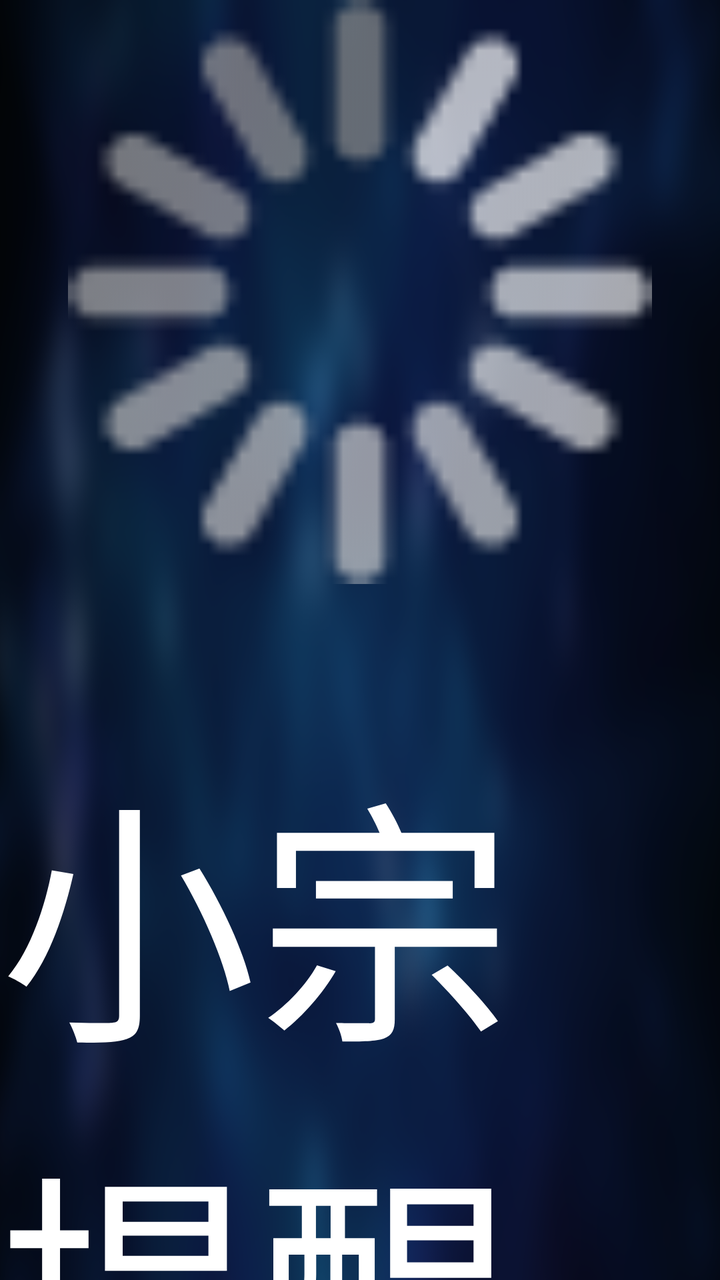
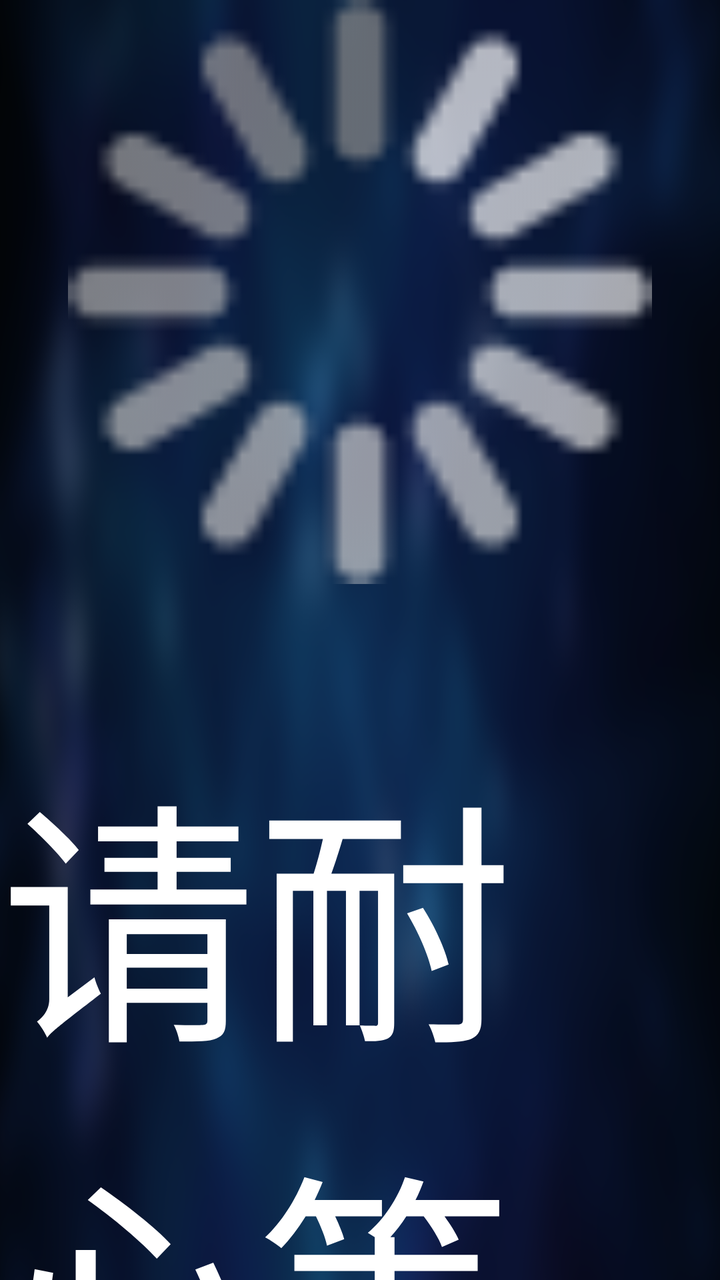

Two renders of the same Android screen: before a commit and after it. Below are the layout's source before the change and the commit's diff.
<!-- AndroidManifest.xml: application theme AppTheme.NoActionBar -->
<!-- res/layout/loadsir_loading_layout.xml -->
<?xml version="1.0" encoding="utf-8"?>
<FrameLayout xmlns:android="http://schemas.android.com/apk/res/android"
    android:layout_width="match_parent"
    android:layout_height="match_parent">

    <LinearLayout
        android:layout_width="wrap_content"
        android:layout_height="wrap_content"
        android:layout_gravity="center"
        android:gravity="center"
        android:orientation="vertical">

        <ProgressBar
            android:layout_width="@dimen/vs_50"
            android:layout_height="@dimen/vs_50"
            android:indeterminateBehavior="repeat"
            android:indeterminateDrawable="@drawable/anim_loading"
            android:indeterminateOnly="true" />

        <TextView
            android:layout_width="wrap_content"
            android:layout_height="wrap_content"
            android:layout_marginTop="@dimen/vs_12"
            android:text="小宗提醒你耐心等待…"
            android:textColor="@color/color_FFFFFF"
            android:textSize="@dimen/ts_22" />
    </LinearLayout>
</FrameLayout>
<!-- resources referenced by this layout -->
<resources>
  <color name="color_FFFFFF">#ffffffff</color>
  <dimen name="ts_22">22mm</dimen>
  <dimen name="vs_12">12mm</dimen>
  <dimen name="vs_50">50mm</dimen>
  <!-- drawable anim_loading (drawable) -->
  <?xml version="1.0" encoding="utf-8"?>
  <animated-rotate xmlns:android="http://schemas.android.com/apk/res/android"
      android:drawable="@drawable/icon_loading"
      android:pivotX="50%"
      android:pivotY="50%" />
  <style name="AppTheme.NoActionBar">
          <item name="android:windowActionBar">false</item>
          <item name="android:windowNoTitle">true</item>
          <item name="windowActionBar">false</item>
          <item name="android:windowFullscreen">true</item>//全屏即无通知栏
          <item name="android:windowContentOverlay">@null</item>//是否有遮盖
          <item name="windowNoTitle">true</item>
          <item name="android:keepScreenOn">true</item>
          
          <item name="android:windowBackground">@drawable/app_bg</item>
      </style>
  <!-- drawable icon_loading: png bitmap (drawable, 1375 bytes) -->
  <!-- drawable app_bg: png bitmap (drawable, 198620 bytes) -->
</resources>

<!-- the commit's change to res/layout/loadsir_loading_layout.xml (unified diff, before → after) -->
@@ -21,7 +21,7 @@
             android:layout_width="wrap_content"
             android:layout_height="wrap_content"
             android:layout_marginTop="@dimen/vs_12"
-            android:text="小宗提醒你耐心等待…"
+            android:text="请耐心等待"
             android:textColor="@color/color_FFFFFF"
             android:textSize="@dimen/ts_22" />
     </LinearLayout>
